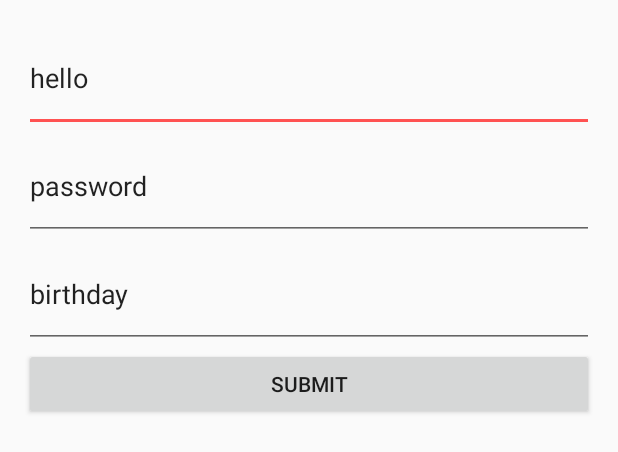
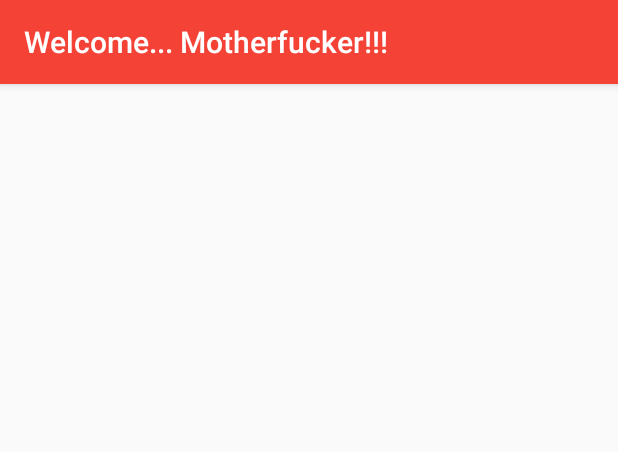
Before and after one commit to HuyTranQ/Android-Template, an Android app: the layout activity_main.xml on its own in the app's theme, with its tools: preview values and no code run, on a phone screen of 412 x 824 dp. Shown: the top 452 px of the screen. Run offline under Robolectric (Android 15) with nearby library versions, the phone set to English and light mode, and no system bars.

Commit message:
Update Navigation Drawer

```diff
--- a/app/build.gradle
+++ b/app/build.gradle
@@ -24,5 +24,7 @@ dependencies {
     testCompile 'junit:junit:4.12'
     compile 'com.android.support:appcompat-v7:23.1.1'
     compile 'com.squareup.picasso:picasso:2.5.2'
+    compile 'com.android.support:design:23.1.1'
+    compile 'de.hdodenhof:circleimageview:2.0.0'
 
 }
--- a/app/src/main/res/layout/activity_main.xml
+++ b/app/src/main/res/layout/activity_main.xml
@@ -1,39 +1,44 @@
 <?xml version="1.0" encoding="utf-8"?>
-<RelativeLayout xmlns:android="http://schemas.android.com/apk/res/android"
+<android.support.v4.widget.DrawerLayout
+    xmlns:android="http://schemas.android.com/apk/res/android"
     xmlns:tools="http://schemas.android.com/tools"
+    android:id="@+id/activity_main_drawerLayout"
     android:layout_width="match_parent"
     android:layout_height="match_parent"
-    android:paddingBottom="@dimen/activity_vertical_margin"
-    android:paddingLeft="@dimen/activity_horizontal_margin"
-    android:paddingRight="@dimen/activity_horizontal_margin"
-    android:paddingTop="@dimen/activity_vertical_margin"
+    xmlns:app="http://schemas.android.com/apk/res-auto"
     tools:context="huytranq.template.views.activities.MainActivity">
 
-    <EditText
-        android:id="@+id/username"
+    <android.support.design.widget.CoordinatorLayout
         android:layout_width="match_parent"
-        android:layout_height="72dp"
-        android:text="hello"/>
+        android:layout_height="match_parent">
 
-    <EditText
-        android:id="@+id/password"
+        <android.support.design.widget.AppBarLayout
+            android:layout_width="match_parent"
+            android:layout_height="wrap_content">
+
+            <android.support.v7.widget.Toolbar
+                android:id="@+id/activity_main_toolbar"
+                android:layout_width="match_parent"
+                android:layout_height="wrap_content"
+                app:title="Welcome... Motherfucker!!!"
+                app:theme="@style/ThemeOverlay.AppCompat.Dark.ActionBar"/>
+
+        </android.support.design.widget.AppBarLayout>
+
+        <FrameLayout
+            android:id="@+id/activity_main_frameLayout"
+            android:layout_width="match_parent"
+            android:layout_height="match_parent"
+            app:layout_behavior="@string/appbar_scrolling_view_behavior"/>
+
+    </android.support.design.widget.CoordinatorLayout>
+
+    <android.support.design.widget.NavigationView
+        android:id="@+id/activity_main_navigationView"
         android:layout_width="match_parent"
-        android:layout_height="72dp"
-        android:layout_below="@+id/username"
-        android:text="password"/>
+        android:layout_height="match_parent"
+        android:layout_gravity="start"
+        app:menu="@menu/main_menu"
+        app:headerLayout="@layout/fragment_navigation_header"/>
 
-    <EditText
-        android:id="@+id/birthday"
-        android:layout_width="match_parent"
-        android:layout_height="72dp"
-        android:layout_below="@+id/password"
-        android:text="birthday"/>
-
-    <Button
-        android:id="@+id/submit"
-        android:layout_width="match_parent"
-        android:layout_height="wrap_content"
-        android:layout_below="@+id/birthday"
-        android:text="submit"/>
-
-</RelativeLayout>
+</android.support.v4.widget.DrawerLayout>
--- /dev/null
+++ b/app/src/main/res/menu/main_menu.xml
@@ -0,0 +1,84 @@
+<?xml version="1.0" encoding="utf-8"?>
+<menu xmlns:android="http://schemas.android.com/apk/res/android">
+    <item
+        android:title="Home">
+        <menu>
+            <group
+                android:id="@+id/home"
+                android:checkableBehavior="single">
+
+                <item
+                    android:id="@+id/hello"
+                    android:title="Hello"
+                    android:icon="@drawable/menu1"/>
+
+                <item
+                    android:id="@+id/fuck_you"
+                    android:title="Fuck You"
+                    android:icon="@drawable/menu2"/>
+
+                <item
+                    android:id="@+id/nanana"
+                    android:title="Na Na Na"
+                    android:icon="@drawable/menu3"/>
+
+            </group>
+        </menu>
+    </item>
+
+    <item
+        android:title="Settings">
+        <menu>
+            <group
+                android:id="@+id/settings"
+                android:checkableBehavior="single">
+
+                <item
+                    android:id="@+id/hohoho"
+                    android:title="hehehe"
+                    android:icon="@drawable/menu4"/>
+
+                <item
+                    android:id="@+id/hehehe"
+                    android:title="Ho HO Ho"
+                    android:icon="@drawable/menu5"/>
+            </group>
+        </menu>
+    </item>
+
+    <item
+        android:title="Share">
+        <menu>
+            <group
+                android:id="@+id/group_share"
+                android:checkableBehavior="single">
+                <item
+                    android:id="@+id/facebook"
+                    android:title="Facebook"/>
+                <item
+                    android:id="@+id/twitter"
+                    android:title="Twitter"/>
+                <item
+                    android:id="@+id/tumblr"
+                    android:title="Tumblr."/>
+            </group>
+        </menu>
+
+    </item>
+
+    <item
+        android:title="About">
+        <menu>
+            <group
+                android:id="@+id/group_about"
+                android:checkableBehavior="single">
+                <item
+                    android:id="@+id/account"
+                    android:title="Your Account"/>
+                <item
+                    android:id="@+id/company"
+                    android:title="Our Company"/>
+            </group>
+        </menu>
+    </item>
+</menu>
--- a/app/src/main/res/values/colors.xml
+++ b/app/src/main/res/values/colors.xml
@@ -1,6 +1,6 @@
 <?xml version="1.0" encoding="utf-8"?>
 <resources>
-    <color name="colorPrimary">#2196f3</color>
-    <color name="colorPrimaryDark">#1976d2</color>
-    <color name="colorAccent">#ff5252</color>
+    <color name="colorPrimary">#f44336</color>
+    <color name="colorPrimaryDark">#d32f2f</color>
+    <color name="colorAccent">#2196f3</color>
 </resources>
--- a/app/src/main/res/values/strings.xml
+++ b/app/src/main/res/values/strings.xml
@@ -1,3 +1,5 @@
 <resources>
     <string name="app_name">Template</string>
+    <string name="drawer_close">Close Drawer</string>
+    <string name="drawer_open">Open Drawer</string>
 </resources>
--- a/app/src/main/res/values/styles.xml
+++ b/app/src/main/res/values/styles.xml
@@ -1,7 +1,7 @@
 <resources>
 
     <!-- Base application theme. -->
-    <style name="AppTheme" parent="Theme.AppCompat.Light.DarkActionBar">
+    <style name="AppTheme" parent="Theme.AppCompat.Light.NoActionBar">
         <!-- Customize your theme here. -->
         <item name="colorPrimary">@color/colorPrimary</item>
         <item name="colorPrimaryDark">@color/colorPrimaryDark</item>
```
Also changed, not shown: app/src/main/java/huytranq/template/views/activities/MainActivity.java (+74 -15 lines), app/src/main/res/layout/fragment_navigation_header.xml (added, +22 -0 lines), app/src/main/res/drawable/background.png (added), app/src/main/res/drawable/diablo.jpg (added), app/src/main/res/drawable/menu1.png (added), app/src/main/res/drawable/menu2.png (added), app/src/main/res/drawable/menu3.png (added), app/src/main/res/drawable/menu4.png (added), app/src/main/res/drawable/menu5.png (added).
